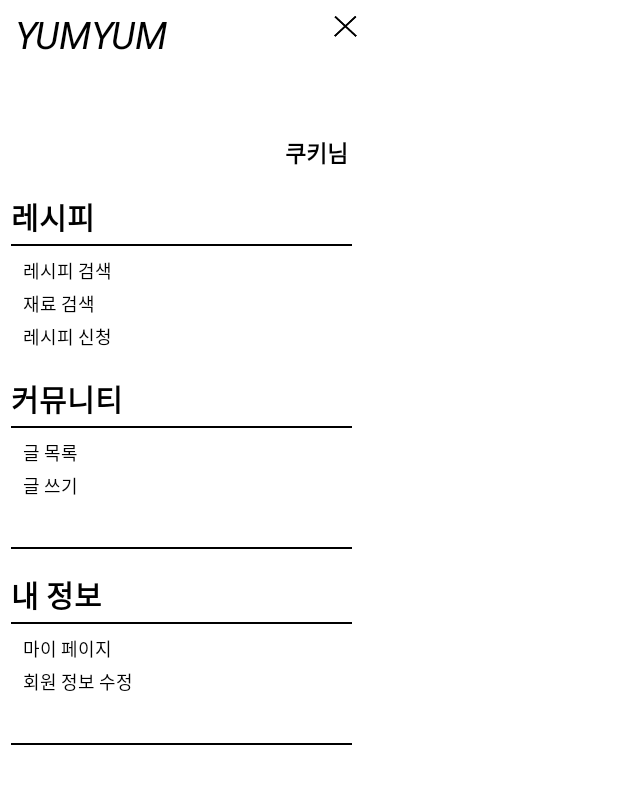
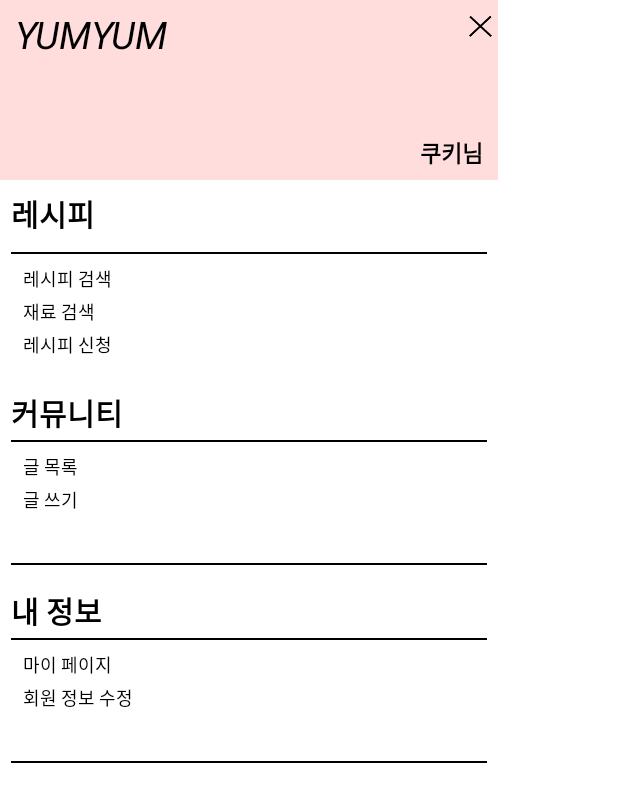
Before and after one commit to gityhb/YUMYUM, an Android app: the layout fragment_sidebar.xml on its own in the app's theme, with its tools: preview values and no code run, on a phone screen of 412 x 824 dp. Shown: the top 802 px of the screen. Run offline under Robolectric (Android 15) with nearby library versions, the phone set to English and light mode, and no system bars.

Commit message:
ssb 12/06 17:59

```diff
--- a/app/src/main/res/layout/fragment_sidebar.xml
+++ b/app/src/main/res/layout/fragment_sidebar.xml
@@ -9,13 +9,14 @@
     <LinearLayout
         android:layout_width="match_parent"
         android:layout_height="match_parent"
-        android:layout_marginRight="170dp"
+        android:layout_marginRight="80dp"
         android:background="#fff"
         android:orientation="vertical">
 
         <LinearLayout
             android:layout_width="match_parent"
-            android:layout_height="wrap_content"
+            android:layout_height="120dp"
+            android:background="#FFDDDD"
             android:orientation="vertical">
             <LinearLayout
                 android:layout_width="match_parent"
@@ -66,7 +67,7 @@
                 android:layout_width="match_parent"
                 android:layout_height="wrap_content"
                 android:layout_marginTop="6dp"
-                android:layout_marginStart="7dp"
+                android:layout_margin="7dp"
                 android:textStyle="bold"
                 android:textColor="#000"
                 android:textSize="20sp"
@@ -81,7 +82,7 @@
 
         <LinearLayout
             android:layout_width="match_parent"
-            android:layout_height="wrap_content"
+            android:layout_height="70dp"
             android:layout_marginTop="5dp"
             android:layout_marginHorizontal="15dp"
             android:orientation="vertical">
@@ -137,7 +138,7 @@
 
         <LinearLayout
             android:layout_width="match_parent"
-            android:layout_height="wrap_content"
+            android:layout_height="45dp"
             android:layout_marginTop="5dp"
             android:layout_marginHorizontal="15dp"
             android:orientation="vertical">
@@ -190,7 +191,7 @@
 
         <LinearLayout
             android:layout_width="match_parent"
-            android:layout_height="wrap_content"
+            android:layout_height="45dp"
             android:layout_marginTop="5dp"
             android:layout_marginHorizontal="15dp"
             android:orientation="vertical">
```
